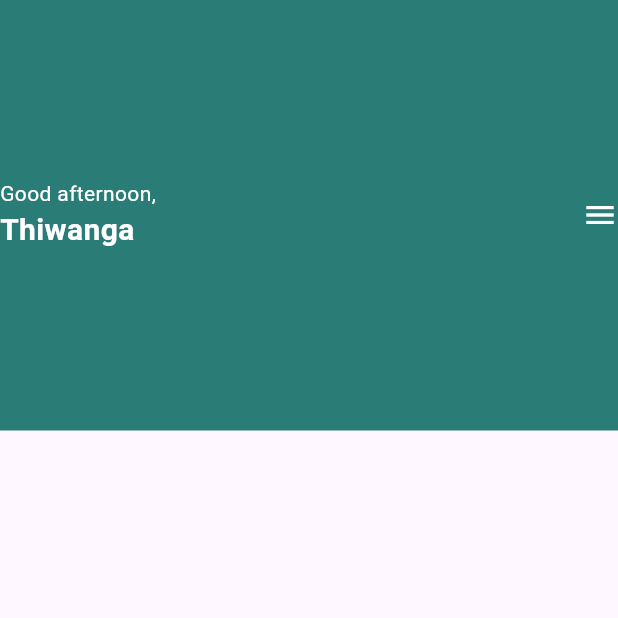
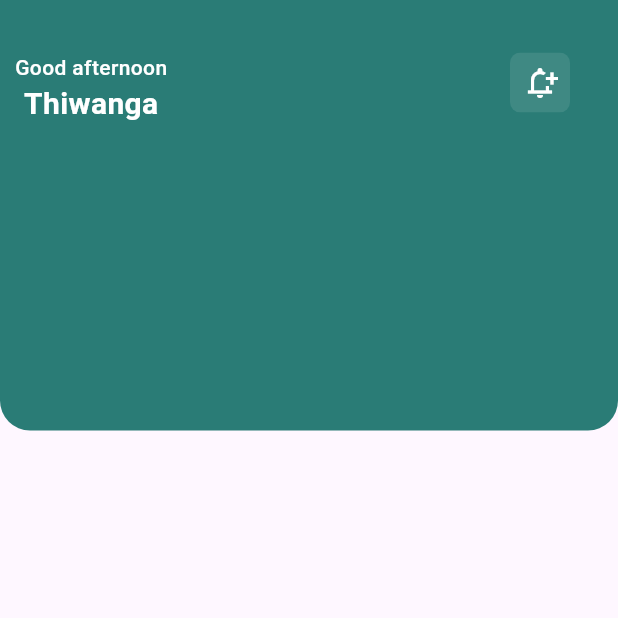
Before and after one commit to Thiwanga123/Income_expenses_managing, a Flutter app: the screen it shows after launch, on a phone screen of 412 x 824 dp, the top half of it. Run offline on Flutter 3.47's test engine with Material 3 defaults, Android fonts, the phone set to English and light mode, and no system bars.

Commit message:
added new modifications

```diff
--- a/lib/pages/homepage.dart
+++ b/lib/pages/homepage.dart
@@ -1,4 +1,6 @@
+import 'package:flutter/cupertino.dart';
 import 'package:flutter/material.dart';
+import 'package:flutter/widgets.dart';
 
 class Home extends StatelessWidget {
   const Home({super.key});
@@ -10,24 +12,58 @@ class Home extends StatelessWidget {
         child: Stack(
           children: [
             Container(
-              color: Color(0xff2A7C76),
               height: 287,
               width: double.infinity,
-              child: const Row(
-                mainAxisAlignment: MainAxisAlignment.spaceBetween,
+              decoration: const BoxDecoration(
+                color: Color(0xff2A7C76),
+                borderRadius: BorderRadius.only(
+                  bottomLeft: Radius.circular(20),
+                  bottomRight: Radius.circular(20),
+                ),
+              ),
+              child: Stack(
                 children: [
-                  Column(
-                    crossAxisAlignment: CrossAxisAlignment.start,
-                    mainAxisAlignment: MainAxisAlignment.center,
-                    children: [
-                      Text('Good afternoon,' , style: TextStyle(color: Colors.white, fontSize: 14)),
-                      Text( 'Thiwanga' , style: TextStyle(color: Colors.white, fontSize: 20, fontWeight: FontWeight.bold)),
-                    ],
+                  Positioned(
+                    top:35,
+                    left: 340,
+                  child:ClipRRect(
+                    borderRadius: BorderRadius.circular(7),
+                    child:Container(
+                      height: 40,
+                      width: 40,
+                      color:const Color.fromRGBO(250, 250, 250, 0.1),
+                      child:  const Icon(Icons.notification_add_outlined, color: Colors.white,),
+                    )
                   ),
-                  Icon( Icons.menu, color: Colors.white),
+                  ),
+
+                  const Padding(
+                    padding: EdgeInsets.only(top:35, left: 10),
+                    child: Column(
+                      mainAxisAlignment: MainAxisAlignment.start,
+                      children: [
+                        Text("Good afternoon",
+                        style:
+                        TextStyle(
+                          color: Colors.white,
+                          fontWeight: FontWeight.w500,
+                          fontSize: 14),
+                          ),
+                        Text("Thiwanga",
+                        style:
+                        TextStyle(
+                          color: Colors.white,
+                          fontWeight: FontWeight.w600,
+                          fontSize: 20),
+                          ),
+                      ],
+                    ),
+                  )
+
                 ],
-              ),
+              )
             ),
+
           ]
           ,
         ),
```
